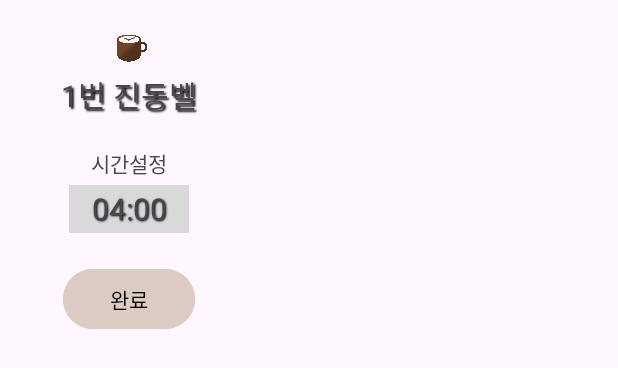
After one commit to silverain364/TimeBrew_App, an Android app: the layout buzzer_rec.xml on its own in the app's theme, with its tools: preview values and no code run, on a phone screen of 412 x 824 dp. The commit adds this screen. Shown: the top 368 px of the screen. Run offline under Robolectric (Android 15) with nearby library versions, the phone set to English and light mode, and no system bars.

Commit message:
feat. 진동벨 인식 팝업 창, 테이블 클릭 시 테이블 정보 팝업 창 xml 생성

```diff
--- /dev/null
+++ b/app/src/main/res/layout/buzzer_rec.xml
@@ -0,0 +1,82 @@
+<?xml version="1.0" encoding="utf-8"?>
+<androidx.constraintlayout.widget.ConstraintLayout xmlns:android="http://schemas.android.com/apk/res/android"
+                                                   xmlns:tools="http://schemas.android.com/tools"
+                                                   android:layout_width="172dp"
+                                                   android:layout_height="240dp"
+                                                   xmlns:app="http://schemas.android.com/apk/res-auto">
+<!--진동벨 인식 시 나타나는 팝업창 레이아웃으로 작성한 화면-->
+
+    <ImageView
+            android:layout_width="32dp"
+            android:layout_height="32dp"
+            android:id="@+id/logo_img"
+            android:src="@drawable/timebrew_logo"
+            app:layout_constraintTop_toTopOf="parent"
+            app:layout_constraintRight_toRightOf="parent"
+            app:layout_constraintLeft_toLeftOf="parent"
+            android:layout_marginTop="16dp"
+    />
+
+    <TextView
+            android:layout_width="wrap_content"
+            android:layout_height="wrap_content"
+            android:id="@+id/buzzer_num"
+            app:layout_constraintTop_toBottomOf="@+id/logo_img"
+            app:layout_constraintRight_toRightOf="parent"
+            app:layout_constraintLeft_toLeftOf="parent"
+            android:text="1번 진동벨"
+            android:textSize="20dp"
+            android:shadowColor="@color/black"
+            android:shadowDx="2"
+            android:shadowDy="2"
+            android:shadowRadius="1"
+    />
+    <!--text 값은 위치 확인을 위해 작성 실제 값은 자바로 받을 예정-->
+
+    <TextView
+            android:layout_width="wrap_content"
+            android:layout_height="wrap_content"
+            android:id="@+id/tset"
+            android:text="시간설정"
+            app:layout_constraintTop_toBottomOf="@+id/buzzer_num"
+            app:layout_constraintRight_toRightOf="parent"
+            app:layout_constraintLeft_toLeftOf="parent"
+            android:layout_marginTop="20dp"
+    />
+
+    <TextView
+            android:layout_width="80dp"
+            android:layout_height="32dp"
+            android:id="@+id/buzzer_time_set"
+            app:layout_constraintTop_toBottomOf="@+id/tset"
+            app:layout_constraintRight_toRightOf="parent"
+            app:layout_constraintLeft_toLeftOf="parent"
+            android:layout_marginTop="4dp"
+            android:background="#D9D9D9"
+            android:text="04:00"
+            android:textSize="20dp"
+            android:gravity="center"
+            android:shadowColor="@color/black"
+            android:shadowDx="1"
+            android:shadowDy="1"
+            android:shadowRadius="1"
+    />
+
+    <Button
+            android:layout_width="wrap_content"
+            android:layout_height="wrap_content"
+            app:layout_constraintTop_toBottomOf="@+id/buzzer_time_set"
+            app:layout_constraintRight_toRightOf="parent"
+            app:layout_constraintLeft_toLeftOf="parent"
+            android:layout_marginTop="20dp"
+            android:text="완료"
+            android:backgroundTint="@color/btn_color"
+            android:textColor="@color/black"
+
+    />
+
+
+
+
+
+</androidx.constraintlayout.widget.ConstraintLayout>
--- a/app/src/main/res/layout/table_settings.xml
+++ b/app/src/main/res/layout/table_settings.xml
@@ -7,8 +7,6 @@
         android:layout_width="match_parent"
         android:layout_height="match_parent"
         android:id="@+id/table_set"
-
-
 >
 
 </WebView>
--- a/app/src/main/res/values/colors.xml
+++ b/app/src/main/res/values/colors.xml
@@ -2,4 +2,5 @@
 <resources>
     <color name="black">#FF000000</color>
     <color name="white">#FFFFFFFF</color>
+    <color name="btn_color">#DBCBC0</color>
 </resources>
```
Also changed, not shown: app/src/main/res/drawable/outline_file.xml (added, +20 -0 lines), app/src/main/res/layout/table_info.xml (added, +176 -0 lines), app/src/main/res/drawable/timebrew_logo.png (added).
